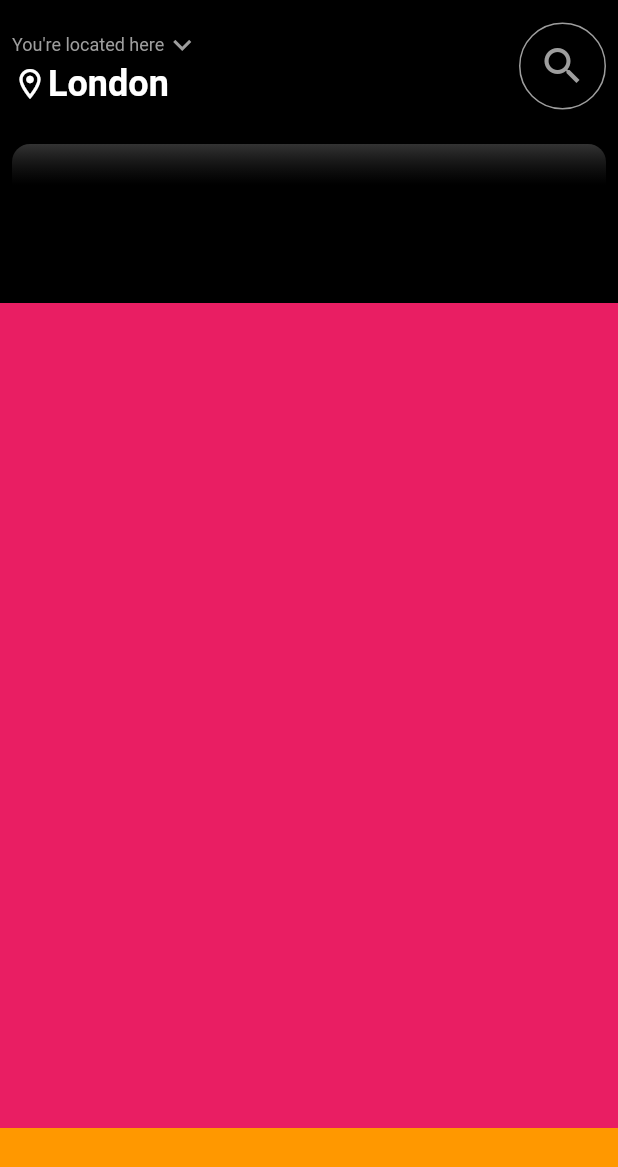
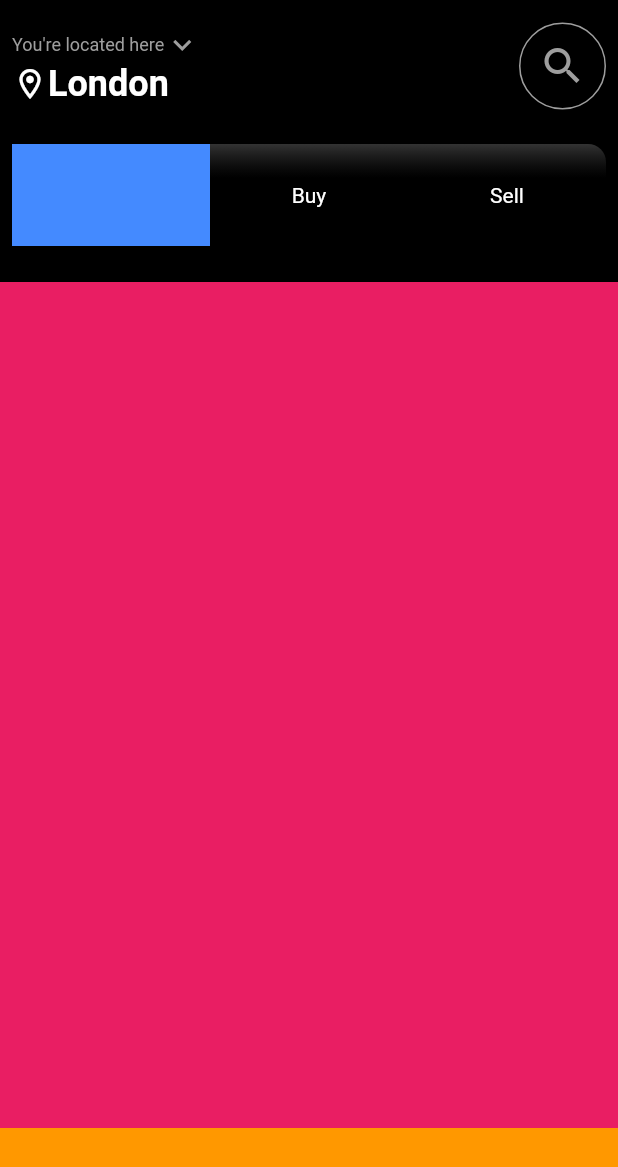
Before and after one commit to JAICHANGPARK/flutter_notebook_17th_story, a Flutter app: the screen it shows after launch, on a phone screen of 412 x 824 dp. Shown: the top 1167 px of the screen. Run offline on Flutter 3.47's test engine with Material 2 defaults, Android fonts, the phone set to English and light mode, and no system bars; our stand-ins replace cached_network_image, fl_chart, flutter_riverpod, freezed_annotation, ionicons, percent_indicator.

Commit message:
Update real_estate_main_page.dart

```diff
--- a/lib/ep1018_real_estate_app/src/ui/real_estate_main_page.dart
+++ b/lib/ep1018_real_estate_app/src/ui/real_estate_main_page.dart
@@ -79,7 +79,7 @@ class _RealEstateMainPageState extends State<RealEstateMainPage> {
             Padding(
               padding: const EdgeInsets.all(8.0),
               child: Container(
-                height: 82,
+                height: 68,
                 decoration: BoxDecoration(
                   color: Colors.blue,
                   borderRadius: BorderRadius.circular(12),
@@ -93,6 +93,46 @@ class _RealEstateMainPageState extends State<RealEstateMainPage> {
                     begin: Alignment.topCenter,
                     end: Alignment.bottomCenter,
                   ),
+                ),
+                child: Row(
+                  children: [
+                    Expanded(
+                        child: Container(
+                      decoration: BoxDecoration(
+                        color: Colors.blueAccent,
+                      ),
+                    )),
+                    Expanded(
+                      child: Container(
+                        decoration: BoxDecoration(
+                          color: Colors.transparent,
+                        ),
+                        child: Center(
+                          child: Text(
+                            "Buy",
+                            style: TextStyle(
+                              color: Colors.white,
+                            ),
+                          ),
+                        ),
+                      ),
+                    ),
+                    Expanded(
+                      child: Container(
+                        decoration: BoxDecoration(
+                          color: Colors.transparent,
+                        ),
+                        child: Center(
+                          child: Text(
+                            "Sell",
+                            style: TextStyle(
+                              color: Colors.white,
+                            ),
+                          ),
+                        ),
+                      ),
+                    )
+                  ],
                 ),
               ),
             ),
```
